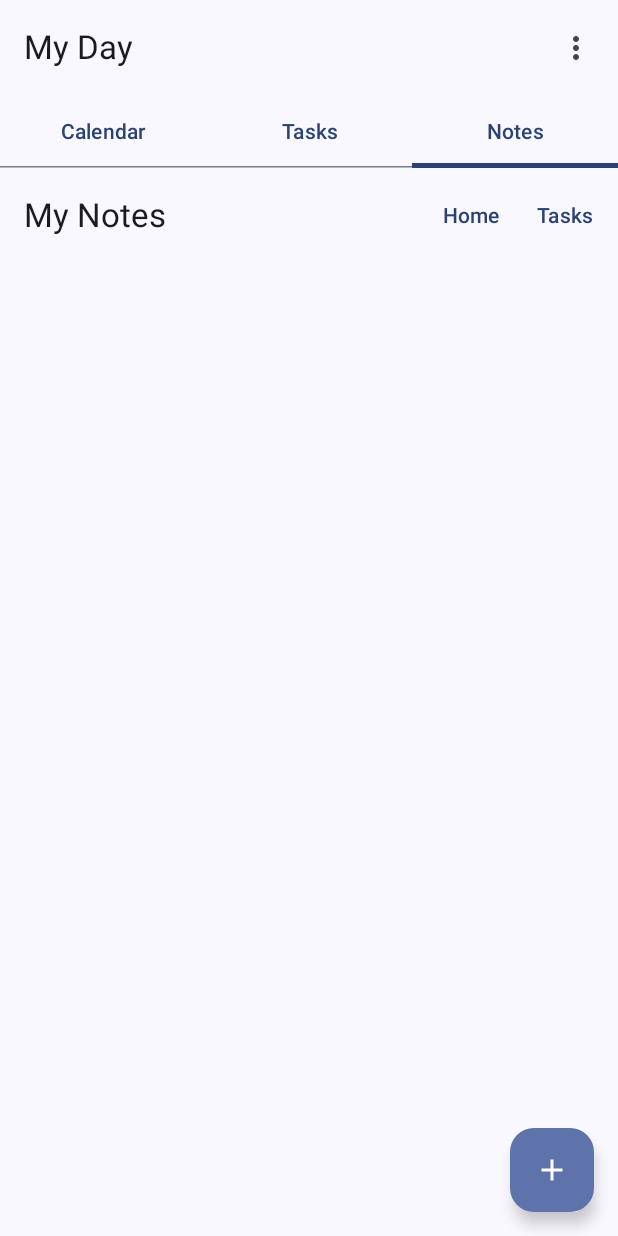
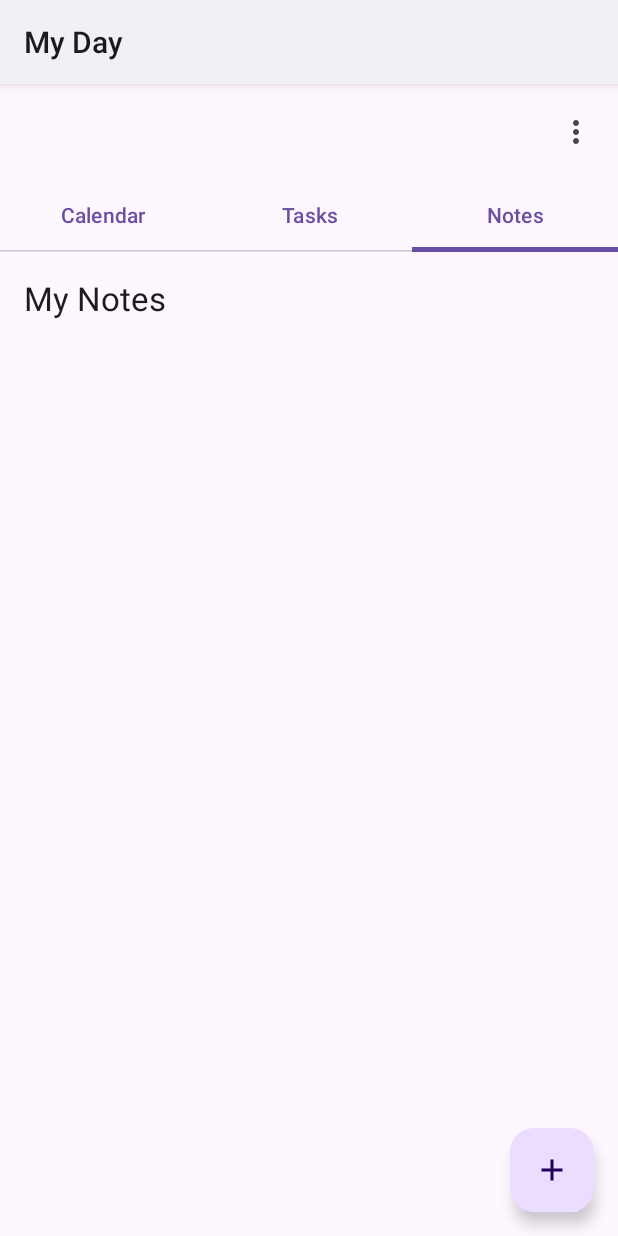
Before and after one commit to corey2120/My_Day, an Android app built with Jetpack Compose: the screen it shows after launch (MainActivity), tab 3 chosen, on a phone screen of 412 x 824 dp. Run offline under Robolectric (Android 15) with nearby library versions, the phone set to English and light mode, and no system bars; our stand-ins replace Dagger/Hilt's generated code, Room's generated code, accompanist; libraries missing offline, so code that uses them is left out: com.google.ai.client.

Commit message:
Some UI improvements, Fixed the theme selection so it now works, added a space for future Google sync along with being able to also select calendar, Task and Notes from the drop down menu

```diff
--- a/app/build.gradle.kts
+++ b/app/build.gradle.kts
@@ -88,6 +88,7 @@
     implementation("androidx.compose.foundation:foundation-layout:1.7.8")
     implementation("com.google.accompanist:accompanist-pager:0.32.0")
     implementation("com.google.accompanist:accompanist-pager-indicators:0.32.0")
+    implementation("androidx.core:core-splashscreen:1.0.1") // Added splash screen dependency
 
 
 }
--- a/app/src/main/AndroidManifest.xml
+++ b/app/src/main/AndroidManifest.xml
@@ -19,7 +19,7 @@
             android:name=".MainActivity"
             android:exported="true"
             android:label="@string/app_name"
-            android:theme="@style/Theme.MyDay">
+            android:theme="@style/Theme.MyDay.SplashScreen">
             <intent-filter>
                 <action android:name="android.intent.action.MAIN" />
 
--- a/app/src/main/java/com/example/myday/HomeScreen.kt
+++ b/app/src/main/java/com/example/myday/HomeScreen.kt
@@ -68,10 +68,9 @@
     }
 
     Scaffold(
-        topBar = {
-            TopAppBar(
-                title = { Text("My Day") },
-                actions = {
+                topBar = {
+                    TopAppBar(
+                        title = { },                actions = {
                     var showMenu by remember { mutableStateOf(false) }
 
                     IconButton(onClick = { showMenu = !showMenu }) {
@@ -85,6 +84,27 @@
                         expanded = showMenu,
                         onDismissRequest = { showMenu = false }
                     ) {
+                        DropdownMenuItem(
+                            text = { Text("Calendar") },
+                            onClick = {
+                                scope.launch { pagerState.animateScrollToPage(0) }
+                                showMenu = false
+                            }
+                        )
+                        DropdownMenuItem(
+                            text = { Text("Tasks") },
+                            onClick = {
+                                scope.launch { pagerState.animateScrollToPage(1) }
+                                showMenu = false
+                            }
+                        )
+                        DropdownMenuItem(
+                            text = { Text("Google Login") },
+                            onClick = {
+                                Log.d("HomeScreen", "Google Login clicked - Implement actual login logic here")
+                                showMenu = false
+                            }
+                        )
                         DropdownMenuItem(
                             text = { Text("Settings") },
                             onClick = {
--- a/app/src/main/java/com/example/myday/NotesScreen.kt
+++ b/app/src/main/java/com/example/myday/NotesScreen.kt
@@ -28,14 +28,7 @@
         topBar = {
             TopAppBar(
                 title = { Text("My Notes") },
-                actions = {
-                    TextButton(onClick = { viewModel.onBackToHome() }) {
-                        Text("Home")
-                    }
-                    TextButton(onClick = { viewModel.onNavigateToTaskLists() }) {
-                        Text("Tasks")
-                    }
-                }
+                actions = {}
             )
         },
         floatingActionButton = {
--- a/app/src/main/java/com/example/myday/ui/theme/Theme.kt
+++ b/app/src/main/java/com/example/myday/ui/theme/Theme.kt
@@ -167,7 +167,7 @@
     themeName: String = "Default Blue",
     darkTheme: Boolean = isSystemInDarkTheme(),
     // Dynamic color is available on Android 12+
-    dynamicColor: Boolean = true,
+    dynamicColor: Boolean = false,
     content: @Composable() () -> Unit
 ) {
     val colorScheme = when {
--- a/app/src/main/res/values/ic_launcher_background.xml
+++ /dev/null
@@ -1,4 +0,0 @@
-<?xml version="1.0" encoding="utf-8"?>
-<resources>
-    <color name="ic_launcher_background">#2862DF</color>
-</resources>
--- a/app/src/main/res/values/themes.xml
+++ b/app/src/main/res/values/themes.xml
@@ -2,4 +2,10 @@
 <resources>
 
     <style name="Theme.MyDay" parent="android:Theme.Material.Light.NoActionBar" />
+
+    <style name="Theme.MyDay.SplashScreen" parent="Theme.SplashScreen">
+        <item name="windowSplashScreenBackground">@color/ic_launcher_background</item>
+        <item name="windowSplashScreenAnimatedIcon">@mipmap/ic_launcher_foreground</item>
+        <item name="postSplashScreenTheme">@style/Theme.MyDay</item>
+    </style>
 </resources>
```
Also changed, not shown: app/src/main/res/values/colors.xml (+1 -7 lines).
